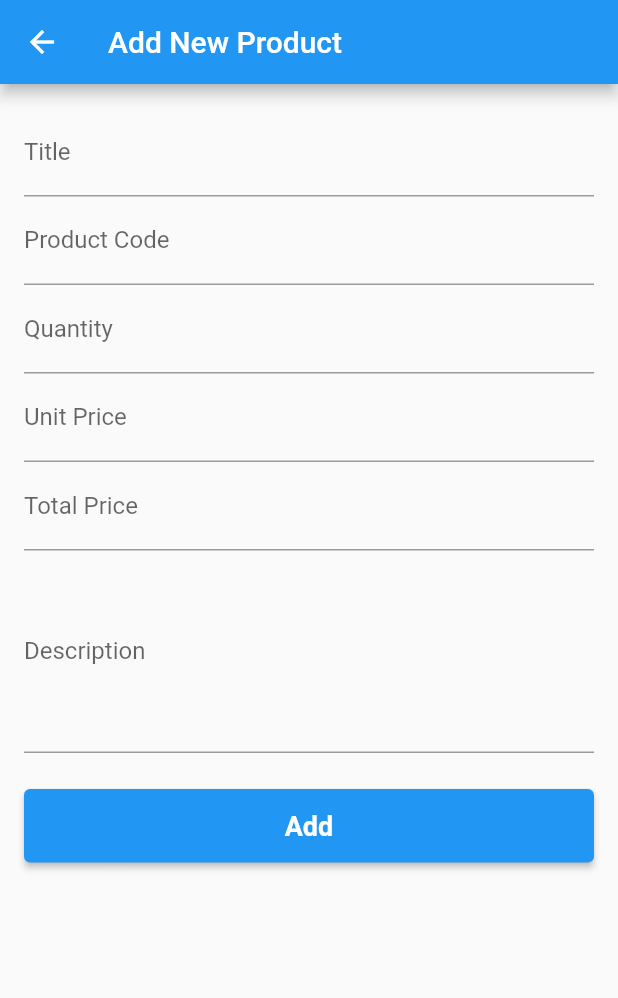
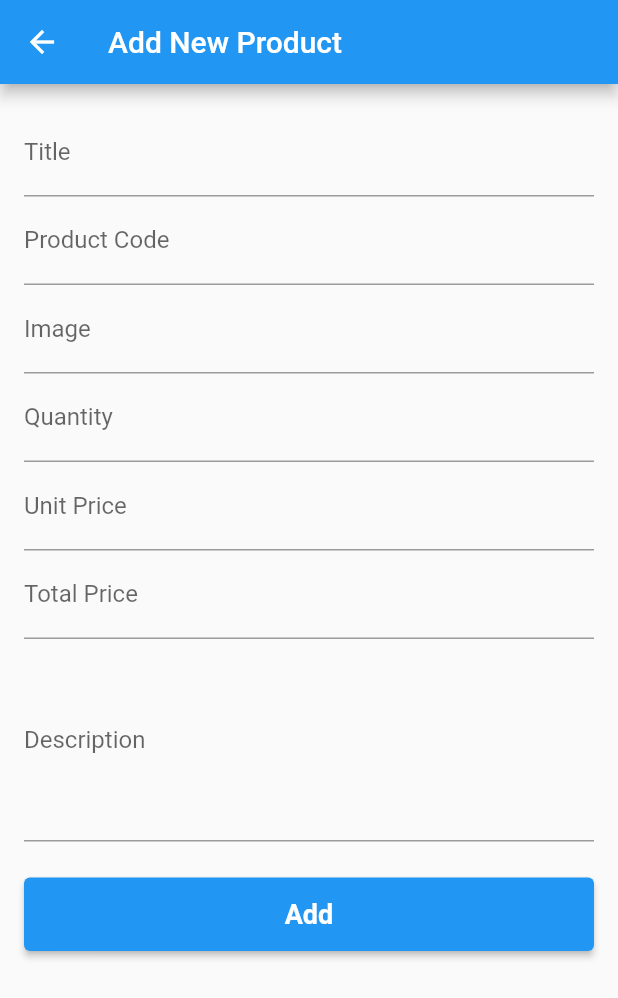
Before and after one commit to creativesufyan/api_crud, a Flutter app: the screen it shows after launch, after a tap on the "add" icon, on a phone screen of 412 x 824 dp. Shown: the top 998 px of the screen. Run offline on Flutter 3.47's test engine with Material 2 defaults, Android fonts, the phone set to English and light mode, and no system bars; network calls fail.

Commit message:
class two complete conseptual

```diff
--- a/lib/screens/add_new_product_screen.dart
+++ b/lib/screens/add_new_product_screen.dart
@@ -1,4 +1,7 @@
+import 'dart:convert';
+
 import 'package:flutter/material.dart';
+import 'package:http/http.dart';
 
 class AddNewProductList extends StatefulWidget {
   const AddNewProductList({super.key});
@@ -12,10 +15,55 @@ class _AddNewProductListState extends State<AddNewProductList> {
   final TextEditingController _productCodeTEController =
       TextEditingController();
   final TextEditingController _quantityTEController = TextEditingController();
+  final TextEditingController _imageTEController = TextEditingController();
   final TextEditingController _unitPriceTEController = TextEditingController();
   final TextEditingController _totalPriceTEController = TextEditingController();
   final TextEditingController _descriptionTEController =
       TextEditingController();
+
+  final GlobalKey<FormState> _formkey = GlobalKey<FormState>();
+  bool addInProgress = false;
+
+  Future<void> addNewProduct() async {
+    addInProgress = true;
+    setState(() {});
+    final Map<String, String> inputMap = {
+      "Img": _imageTEController.text.trim(),
+      "ProductCode": _productCodeTEController.text.trim(),
+      "ProductName": _titleTEController.text.trim(),
+      "Qty": _quantityTEController.text.trim(),
+      "TotalPrice": _totalPriceTEController.text.trim(),
+      "UnitPrice": _unitPriceTEController.text.trim()
+    };
+
+    print(inputMap);
+
+    final Response response = await post(
+        Uri.parse('https://crud.teamrabbil.com/api/v1/CreateProduct'),
+        headers: {'Content-Type': 'Application/json'},
+        body: jsonEncode(inputMap));
+    addInProgress = false;
+
+    if (response.statusCode == 200) {
+      _unitPriceTEController.clear();
+      _titleTEController.clear();
+      _totalPriceTEController.clear();
+      _productCodeTEController.clear();
+      _quantityTEController.clear();
+      _imageTEController.clear();
+      _descriptionTEController.clear();
+      ScaffoldMessenger.of(context).showSnackBar(
+        const SnackBar(content: Text("Product Has been added")),
+      );
+    } else if (response.statusCode == 400) {
+      ScaffoldMessenger.of(context).showSnackBar(
+        const SnackBar(content: Text("Product Code Should be unique")),
+      );
+    }
+
+    setState(() {});
+    print(response.statusCode);
+  }
 
   @override
   Widget build(BuildContext context) {
@@ -26,18 +74,28 @@ class _AddNewProductListState extends State<AddNewProductList> {
       body: SingleChildScrollView(
         child: Padding(
           padding: const EdgeInsets.all(16.0),
+          child: Form(
+            key: _formkey,
             child: Column(
               children: [
                 TextFormField(
                   controller: _titleTEController,
                   decoration: const InputDecoration(
                       label: Text("Title"), hintText: "Enter product title"),
+                  validator: isValidate,
                 ),
                 TextFormField(
                   controller: _productCodeTEController,
                   decoration: const InputDecoration(
                       label: Text("Product Code"),
                       hintText: "Enter product code"),
+                  validator: isValidate,
+                ),
+                TextFormField(
+                  controller: _imageTEController,
+                  decoration: const InputDecoration(
+                      label: Text("Image"), hintText: "Enter product Image"),
+                  validator: isValidate,
                 ),
                 TextFormField(
                   controller: _quantityTEController,
@@ -45,6 +103,7 @@ class _AddNewProductListState extends State<AddNewProductList> {
                   decoration: const InputDecoration(
                       label: Text("Quantity"),
                       hintText: "Enter product Quantity"),
+                  validator: isValidate,
                 ),
                 TextFormField(
                   controller: _unitPriceTEController,
@@ -52,6 +111,7 @@ class _AddNewProductListState extends State<AddNewProductList> {
                   decoration: const InputDecoration(
                       label: Text("Unit Price"),
                       hintText: "Enter product unit price"),
+                  validator: isValidate,
                 ),
                 TextFormField(
                   controller: _totalPriceTEController,
@@ -59,6 +119,7 @@ class _AddNewProductListState extends State<AddNewProductList> {
                   decoration: const InputDecoration(
                       label: Text("Total Price"),
                       hintText: "Enter product Total Price"),
+                  validator: isValidate,
                 ),
                 TextFormField(
                   maxLines: 5,
@@ -66,29 +127,44 @@ class _AddNewProductListState extends State<AddNewProductList> {
                   decoration: const InputDecoration(
                       label: Text("Description"),
                       hintText: "Enter product description"),
+                  validator: isValidate,
                 ),
                 const SizedBox(
                   height: 24,
                 ),
                 SizedBox(
                   width: double.infinity,
-                child:
-                    ElevatedButton(
+                  child: addInProgress
+                      ? const Center(
+                          child: CircularProgressIndicator(),
+                        )
+                      : ElevatedButton(
                           style: ElevatedButton.styleFrom(
                               padding: const EdgeInsets.symmetric(vertical: 14),
                               textStyle: const TextStyle(
                                 fontSize: 18,
                                 fontWeight: FontWeight.w600,
-                        )
-                      ),
-                        onPressed: () {},
+                              )),
+                          onPressed: () {
+                            if (_formkey.currentState!.validate()) {
+                              addNewProduct();
+                            }
+                          },
                           child: const Text("Add")),
                 ),
               ],
             ),
           ),
         ),
+      ),
     );
+  }
+
+  String? isValidate(String? value) {
+    if (value?.trim().isNotEmpty ?? false) {
+      return null;
+    }
+    return "Enter valid value";
   }
 
   @override
--- a/lib/screens/product_list_screen.dart
+++ b/lib/screens/product_list_screen.dart
@@ -27,27 +27,23 @@ class _ProductListScreenState extends State<ProductListScreen> {
     Response response = await get(
       Uri.parse("https://crud.teamrabbil.com/api/v1/ReadProduct"),
     );
-    print(response.statusCode);
-    print(response.body);
     if (response.statusCode == 200) {
       productList.clear();
       final Map<String, dynamic> responseData = jsonDecode(response.body);
       if (responseData['status'] == 'success') {
         for (Map<String, dynamic> productJson in responseData['data']) {
           productList.add(Product(
-            productJson['_id'],
-            productJson['ProductName'],
-            productJson['ProductCode'],
-            productJson['Img'],
-            productJson['UnitPrice'],
-            productJson['Qty'],
-            productJson['TotalPrice'],
+            productJson['_id'] ?? '',
+            productJson['ProductName'] ?? '',
+            productJson['ProductCode'] ?? '',
+            productJson['Img'] ?? '',
+            productJson['UnitPrice'] ?? '',
+            productJson['Qty'] ?? '',
+            productJson['TotalPrice'] ?? '',
           ));
         }
       }
     } else {
-      print('Error: ${response.statusCode}');
-      print('Response: ${response.body}');
     }
     inProgress = false;
     setState(() {});
@@ -61,7 +57,7 @@ class _ProductListScreenState extends State<ProductListScreen> {
           actions: [
             IconButton(onPressed: (){
               getProductList();
-            }, icon: Icon(Icons.refresh)),
+            }, icon: const Icon(Icons.refresh)),
           ],
         ),
         floatingActionButton: FloatingActionButton(
--- a/lib/widgets/product_item.dart
+++ b/lib/widgets/product_item.dart
@@ -18,7 +18,7 @@ class ProductItem extends StatelessWidget {
               return ProductActionDialog(context);
             });
       },
-      leading: Image.network(
+      leading:  Image.network(
         product.image,
         width: 80,
       ),
@@ -55,8 +55,8 @@ class ProductItem extends StatelessWidget {
             height: 0,
           ),
           ListTile(
-            leading: Icon(Icons.delete_outline),
-            title: Text("Delete"),
+            leading: const Icon(Icons.delete_outline),
+            title: const Text("Delete"),
             onTap: () {
               Navigator.pop(context);
             },
```
Lines whose indentation alone changed are shown as unchanged.
